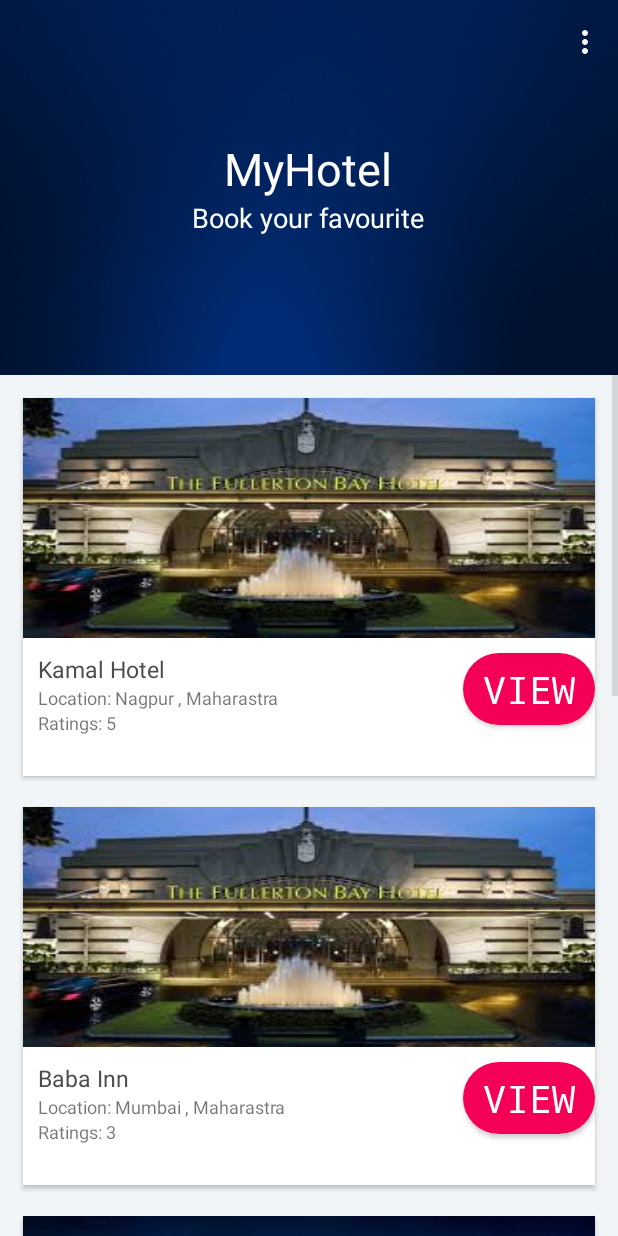
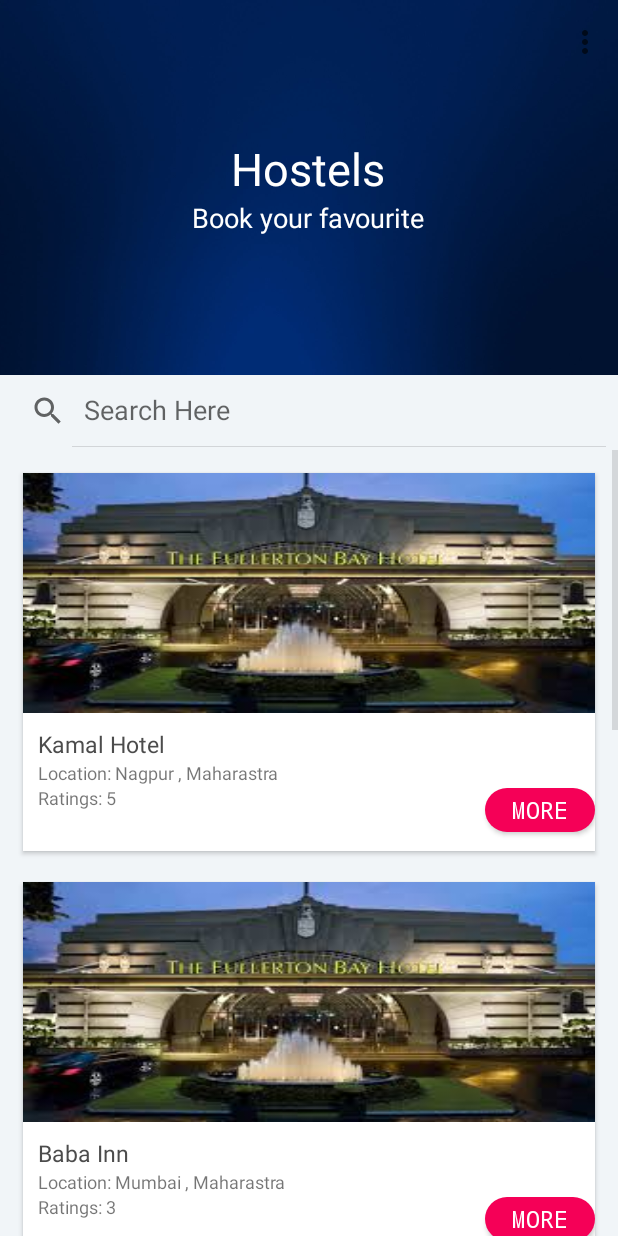
Before and after one commit to Sameer-Sawarkar/Android, an Android app: the MainActivity screen opened directly, with no data from a screen before it, on a phone screen of 412 x 824 dp. Run offline under Robolectric (Android 15) with nearby library versions, the phone set to English and light mode, and no system bars.

Commit message:
searchBar and appearance modification

```diff
--- a/app/src/main/java/com/example/myhotels/Adapters/HotelsAdapter.java
+++ b/app/src/main/java/com/example/myhotels/Adapters/HotelsAdapter.java
@@ -6,27 +6,68 @@ import android.view.LayoutInflater;
 import android.view.View;
 import android.view.ViewGroup;
 import android.widget.Button;
+import android.widget.Filterable;
 import android.widget.ImageView;
 import android.widget.TextView;
+import android.widget.Filter;
+
 
 import androidx.recyclerview.widget.RecyclerView;
 
 import com.bumptech.glide.Glide;
 import com.example.myhotels.R;
 
+import java.util.ArrayList;
+import java.util.Collection;
 import java.util.List;
 
 import com.example.myhotels.HotelViewer;
 import com.example.myhotels.Util.HotelView;
 
-/**
- * Created by Ravi Tamada on 18/05/16.
- */
-public class HotelsAdapter extends RecyclerView.Adapter<HotelsAdapter.MyViewHolder> {
+
+public class HotelsAdapter extends RecyclerView.Adapter<HotelsAdapter.MyViewHolder> implements Filterable {
 
     private Context mContext;
     private List<HotelView> hotelList;
+    private List<HotelView> hotelListAll;
     public HotelView hotel;
+
+    @Override
+    public Filter getFilter() {
+        return filter;
+    }
+
+    Filter filter = new Filter() {
+        //run on background thread
+        @Override
+        protected FilterResults performFiltering(CharSequence charSequence) {
+
+            List<HotelView> filteredList = new ArrayList<>();
+
+            if(charSequence.toString().isEmpty()){
+                filteredList.addAll(hotelList);
+            }else{
+                for(HotelView h: hotelList){
+                    if(h.name.toLowerCase().contains(charSequence.toString().toLowerCase())){
+                        filteredList.add(h);
+                    }
+                }
+            }
+
+            FilterResults filterResults = new FilterResults();
+            filterResults.values = filteredList;
+            return filterResults;
+        }
+
+        //run on ui thread
+        @Override
+        protected void publishResults(CharSequence charSequence, FilterResults filterResults) {
+            hotelList.clear();
+            hotelList.addAll((Collection<? extends HotelView>) filterResults.values);
+            notifyDataSetChanged();
+
+        }
+    };
 
     public class MyViewHolder extends RecyclerView.ViewHolder {
         public TextView title, location,rating,features;
@@ -44,9 +85,10 @@ public class HotelsAdapter extends RecyclerView.Adapter<HotelsAdapter.MyViewHold
     }
 
 
-    public HotelsAdapter(Context mContext, List<HotelView> hotelList) {
+    public HotelsAdapter(Context mContext, List<HotelView> hotelList, List<HotelView> hotelListAll) {
         this.mContext = mContext;
         this.hotelList = hotelList;
+        this.hotelListAll = new ArrayList<>(hotelListAll);
     }
 
     @Override
@@ -83,4 +125,5 @@ public class HotelsAdapter extends RecyclerView.Adapter<HotelsAdapter.MyViewHold
     public int getItemCount() {
         return hotelList.size();
     }
+
 }
--- a/app/src/main/java/com/example/myhotels/MainActivity.java
+++ b/app/src/main/java/com/example/myhotels/MainActivity.java
@@ -12,6 +12,7 @@ import android.widget.ImageView;
 import android.widget.Toast;
 
 import androidx.appcompat.app.AppCompatActivity;
+import androidx.appcompat.widget.SearchView;
 import androidx.appcompat.widget.Toolbar;
 import androidx.recyclerview.widget.DefaultItemAnimator;
 import androidx.recyclerview.widget.GridLayoutManager;
@@ -39,6 +40,7 @@ public class MainActivity extends AppCompatActivity {
     private RecyclerView recyclerView;
     private HotelsAdapter adapter;
     private List<HotelView> hotelList;
+    private List<HotelView> hotelListAll;
     private String username;
     @Override
     protected void onCreate(Bundle savedInstanceState) {
@@ -46,7 +48,7 @@ public class MainActivity extends AppCompatActivity {
         setContentView(R.layout.activity_main);
         Toolbar toolbar = findViewById(R.id.toolbar);
         setSupportActionBar(toolbar);
-        Intent intent = getIntent();
+        //Intent intent = getIntent();
 
         username = CurrentUser.username;
         initCollapsingToolbar();
@@ -54,7 +56,8 @@ public class MainActivity extends AppCompatActivity {
         recyclerView =  findViewById(R.id.recycler_view);
 
         hotelList = new ArrayList<>();
-        adapter = new HotelsAdapter(this, hotelList);
+        hotelListAll = new ArrayList<>();
+        adapter = new HotelsAdapter(this, hotelList, hotelListAll);
 
         RecyclerView.LayoutManager mLayoutManager = new GridLayoutManager(this, 1);
         recyclerView.setLayoutManager(mLayoutManager);
@@ -64,17 +67,30 @@ public class MainActivity extends AppCompatActivity {
 
         prepareHotels();
 
+        /*SearchView mySearchView = (SearchView) findViewById(R.id.searchView);
+        mySearchView.setOnQueryTextListener(new SearchView.OnQueryTextListener() {
+            @Override
+            public boolean onQueryTextSubmit(String query) {
+                return false;
+            }
+
+            @Override
+            public boolean onQueryTextChange(String newText) {
+                adapter.getFilter().filter(newText);
+                return true;
+            }
+        });*/
+
         try {
             Glide.with(this).load(R.drawable.back).into((ImageView) findViewById(R.id.backdrop));
         } catch (Exception e) {
             e.printStackTrace();
         }
+
+
     }
 
-    /**
-     * Initializing collapsing toolbar
-     * Will show and hide the toolbar title on scroll
-     */
+    // Initializing collapsing toolbar Will show and hide the toolbar title on scroll
     private void initCollapsingToolbar() {
         final CollapsingToolbarLayout collapsingToolbar =
                 (CollapsingToolbarLayout) findViewById(R.id.collapsing_toolbar);
@@ -93,7 +109,7 @@ public class MainActivity extends AppCompatActivity {
                     scrollRange = appBarLayout.getTotalScrollRange();
                 }
                 if (scrollRange + verticalOffset == 0) {
-                    collapsingToolbar.setTitle(getString(R.string.app_name));
+                    collapsingToolbar.setTitle("Hostels/PG");
                     isShow = true;
 
                 } else if (isShow) {
@@ -121,6 +137,7 @@ public class MainActivity extends AppCompatActivity {
 
         return null;
     }
+
     private void prepareHotels() {
         int[] cover = {R.drawable.hicon1,
                 R.drawable.hicon2,
@@ -154,30 +171,27 @@ public class MainActivity extends AppCompatActivity {
         adapter.notifyDataSetChanged();
     }
 
-    /**
-     * RecyclerView item decoration - give equal margin around grid item
-     */
-
-
-    /**
-     * Converting dp to pixel
-     */
+    //RecyclerView item decoration - give equal margin around grid item
+    //Converting dp to pixel
     private int dpToPx(int dp) {
         Resources r = getResources();
         return Math.round(TypedValue.applyDimension(TypedValue.COMPLEX_UNIT_DIP, dp, r.getDisplayMetrics()));
     }
+
     @Override
     public void onBackPressed() {
         finishAffinity();
 
         System.exit(0);
     }
+
     @Override
     public boolean onCreateOptionsMenu(Menu menu) {
         MenuInflater inflater = getMenuInflater();
         inflater.inflate(R.menu.menu_hotel, menu);
         return true;
     }
+
     @Override
     public boolean onOptionsItemSelected(MenuItem item) {
         // Handle item selection
--- a/app/src/main/java/com/example/myhotels/Util/HotelView.java
+++ b/app/src/main/java/com/example/myhotels/Util/HotelView.java
@@ -1,7 +1,7 @@
 package com.example.myhotels.Util;
 
 public class HotelView {
-    private String name;
+    public String name;
     private String location;
     private int thumbnail;
     private int rating;
--- a/app/src/main/res/layout/activity_main.xml
+++ b/app/src/main/res/layout/activity_main.xml
@@ -12,7 +12,7 @@
         android:layout_width="match_parent"
         android:layout_height="@dimen/detail_backdrop_height"
         android:fitsSystemWindows="true"
-        android:theme="@style/ThemeOverlay.AppCompat.Dark.ActionBar">
+        android:theme="@style/CardView.Dark">
 
         <com.google.android.material.appbar.CollapsingToolbarLayout
             android:id="@+id/collapsing_toolbar"
@@ -48,7 +48,7 @@
                         android:id="@+id/MyHotels"
                         android:layout_width="wrap_content"
                         android:layout_height="wrap_content"
-                        android:text="@string/backdrop_title"
+                        android:text="Hostels"
                         android:textColor="@android:color/white"
                         android:textSize="@dimen/backdrop_title" />
 
@@ -59,7 +59,10 @@
                         android:textColor="@android:color/white"
                         android:textSize="@dimen/backdrop_subtitle" />
 
+
                 </LinearLayout>
+
+
             </RelativeLayout>
 
             <androidx.appcompat.widget.Toolbar
--- a/app/src/main/res/layout/content_main.xml
+++ b/app/src/main/res/layout/content_main.xml
@@ -8,10 +8,20 @@
     app:layout_behavior="@string/appbar_scrolling_view_behavior"
     tools:showIn="@layout/activity_main">
 
+    <SearchView
+        android:layout_width="match_parent"
+        android:layout_height="wrap_content"
+        android:queryHint="Search Here"
+        android:iconifiedByDefault="false"
+        android:id="@+id/searchView">
+    </SearchView>
+
+
     <androidx.recyclerview.widget.RecyclerView
         android:id="@+id/recycler_view"
         android:layout_width="match_parent"
         android:layout_height="wrap_content"
+        android:layout_marginTop="50dp"
         android:clipToPadding="false"
         android:scrollbars="vertical" />
 
--- a/app/src/main/res/layout/hotel_card.xml
+++ b/app/src/main/res/layout/hotel_card.xml
@@ -68,16 +68,16 @@
 
             <Button
                 android:id="@+id/viewbutton"
-                android:layout_width="wrap_content"
-                android:layout_height="wrap_content"
+                android:layout_width="73dp"
+                android:layout_height="29dp"
                 android:layout_below="@id/thumbnail"
                 android:layout_alignParentRight="true"
-                android:layout_marginTop="@dimen/ic_hotel_overflow_margin_top"
+                android:layout_marginTop="50dp"
                 android:background="@drawable/round"
                 android:scaleType="centerCrop"
-                android:text="View"
+                android:text="More"
                 android:textColor="#ffffff"
-                android:textSize="25dp"
+                android:textSize="15dp"
                 android:typeface="monospace"
 
                 />
--- a/app/src/main/res/menu/menu_hotel.xml
+++ b/app/src/main/res/menu/menu_hotel.xml
@@ -5,4 +5,5 @@
         android:id="@+id/show_bookings"
         android:orderInCategory="100"
         android:title="Bookings" />
+
 </menu>
--- a/build.gradle
+++ b/build.gradle
@@ -7,7 +7,7 @@ buildscript {
 
     }
     dependencies {
-        classpath 'com.android.tools.build:gradle:3.5.0'
+        classpath 'com.android.tools.build:gradle:4.0.1'
 
         // NOTE: Do not place your application dependencies here; they belong
         // in the individual module build.gradle files
```
Also changed, not shown: app/src/main/res/layout/activity_hotel_viewer.xml (+35 -35 lines), app/src/main/res/layout/activity_login_acitvity.xml (+41 -12 lines), app/src/main/res/layout/rec_hotel_row.xml (+6 -5 lines), gradle/wrapper/gradle-wrapper.properties, 1 other file.
